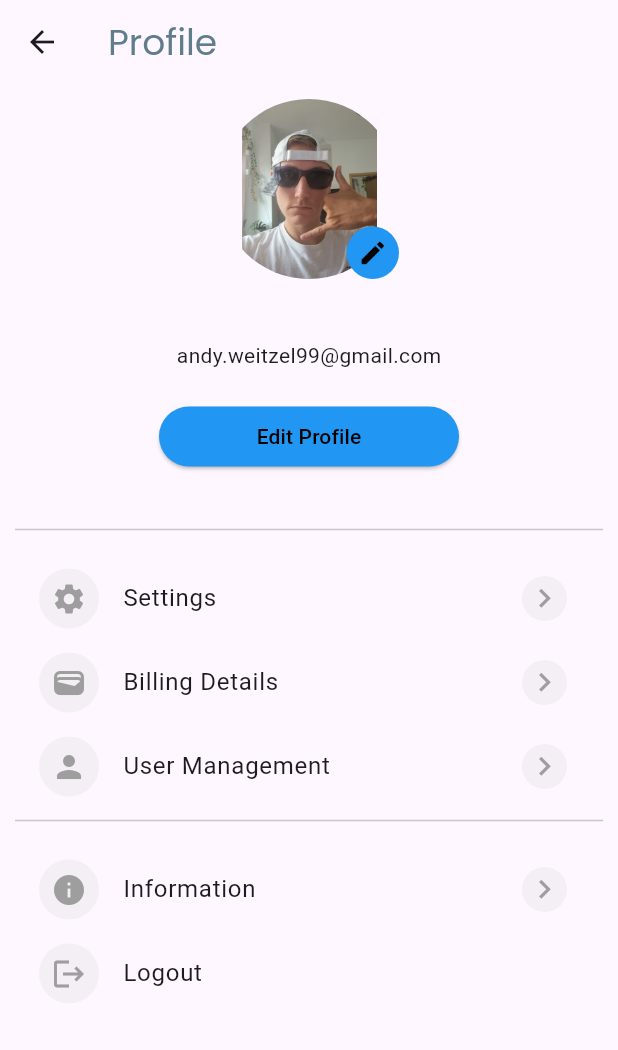
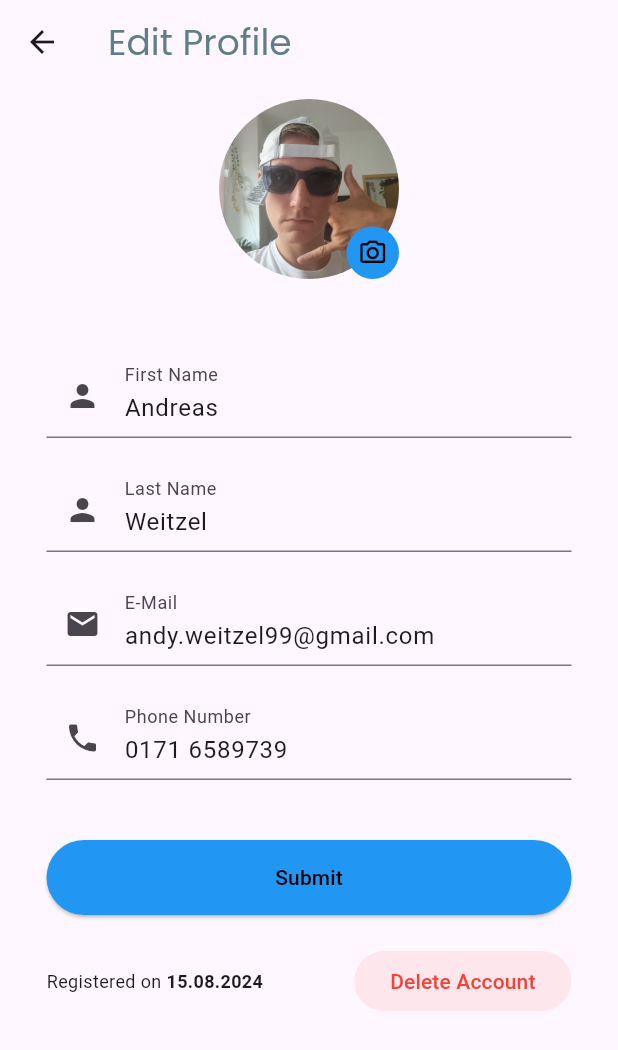
Before and after one commit to andiw99/App, a Flutter app: the ProfileScreen screen opened directly, after a tap on "Edit Profile", on a phone screen of 412 x 824 dp. Shown: the top 1050 px of the screen. Run offline on Flutter 3.47's test engine with Material 3 defaults, Android fonts, the light colour scheme and no system bars; our stand-ins replace drift, drift_flutter, google_fonts, top_snackbar_flutter, tuple; accounts and stored records are empty; generated files the repository leaves out were written again; network calls fail.

```diff
--- a/chatapp_frontend/lib/pages/profile.dart
+++ b/chatapp_frontend/lib/pages/profile.dart
@@ -1,6 +1,10 @@
 import 'package:chatapp_frontend/components/profilemenuwidget.dart';
 import 'package:chatapp_frontend/main.dart';
 import 'package:chatapp_frontend/pages/loginpage.dart';
+import 'package:chatapp_frontend/pages/registerpage.dart';
+import 'package:chatapp_frontend/pages/updatebiography.dart';
+import 'package:chatapp_frontend/pages/updategallery.dart';
+import 'package:chatapp_frontend/pages/updateprofile.dart';
 import 'package:chatapp_frontend/src/constants.dart';
 import 'package:flutter/material.dart';
 
@@ -31,20 +35,20 @@ class ProfileScreen extends StatelessWidget {
                     child: ClipRRect(
                         borderRadius: BorderRadius.circular(100), child:  Image.asset('assets/images/profile.png')),
                   ),
-                  Positioned(
-                    bottom: 0,
-                    right: 0,
-                    child: Container(
-                      width: 35,
-                      height: 35,
-                      decoration: BoxDecoration(borderRadius: BorderRadius.circular(100), color: primaryColor),
-                      child: const Icon(
-                        Icons.edit,
-                        color: Colors.black,
-                        size: 20,
-                      ),
-                    ),
-                  ),
+                  // Positioned(
+                  //   bottom: 0,
+                  //   right: 0,
+                  //   child: Container(
+                  //     width: 35,
+                  //     height: 35,
+                  //     decoration: BoxDecoration(borderRadius: BorderRadius.circular(100), color: primaryColor),
+                  //     child: const Icon(
+                  //       Icons.edit,
+                  //       color: Colors.black,
+                  //       size: 20,
+                  //     ),
+                  //   ),
+                  // ),
                 ],
               ),
               const SizedBox(height: 10),
@@ -57,7 +61,10 @@ class ProfileScreen extends StatelessWidget {
                 width: 200,
                 child: ElevatedButton(
                   onPressed: () {
-                    // TODO Navigate to editPage
+                   Navigator.push(
+                      context,
+                      MaterialPageRoute(builder: (context) => const UpdateProfileInfo()),
+                    );
                   },
                   style: ElevatedButton.styleFrom(
                       backgroundColor: primaryColor, side: BorderSide.none, shape: const StadiumBorder()),
@@ -69,11 +76,27 @@ class ProfileScreen extends StatelessWidget {
               const SizedBox(height: 10),
 
               /// -- MENU
-              ProfileMenuWidget(title: "Settings", icon: Icons.settings, onPress: () {}),
-              ProfileMenuWidget(title: "Billing Details", icon: Icons.wallet, onPress: () {}),
-              ProfileMenuWidget(title: "User Management", icon: Icons.person, onPress: () {}),
+              ProfileMenuWidget(title: "Profile Info", icon: Icons.person, onPress: () {
+                      Navigator.push(
+                      context,
+                      MaterialPageRoute(builder: (context) => const UpdateProfileInfo()),
+                    );
+              }),
+              ProfileMenuWidget(title: "Biography", icon: Icons.list, onPress: () {
+                      Navigator.push(
+                      context,
+                      MaterialPageRoute(builder: (context) => const UpdateBiography()),
+                    );
+              }),
+              ProfileMenuWidget(title: "Gallery", icon: Icons.photo_library_outlined, onPress: () {
+                      Navigator.push(
+                      context,
+                      MaterialPageRoute(builder: (context) => const UpdateGallery()),
+                    );
+              }),
               const Divider(),
               const SizedBox(height: 10),
+              ProfileMenuWidget(title: "Settings", icon: Icons.settings, onPress: () {}),
               ProfileMenuWidget(title: "Information", icon: Icons.info, onPress: () {}),
               ProfileMenuWidget(
                   title: "Logout",
--- a/chatapp_frontend/lib/pages/updateprofile.dart
+++ b/chatapp_frontend/lib/pages/updateprofile.dart
@@ -1,19 +1,19 @@
+import 'package:chatapp_frontend/src/constants.dart';
 import 'package:flutter/material.dart';
-/*
-class UpdateProfileScreen extends StatelessWidget {
-  const UpdateProfileScreen({Key? key}) : super(key: key);
+
+class UpdateProfileInfo extends StatelessWidget {
+  const UpdateProfileInfo({super.key});
 
   @override
   Widget build(BuildContext context) {
-    final controller = Get.put(ProfileController());
+    // final controller = Get.put(ProfileController());
     return Scaffold(
       appBar: AppBar(
-        leading: IconButton(onPressed: () => Get.back(), icon: const Icon(LineAwesomeIcons.angle_left)),
-        title: Text(tEditProfile, style: Theme.of(context).textTheme.headline4),
+        title: Text(editProfile, style: Theme.of(context).textTheme.headlineMedium),
       ),
       body: SingleChildScrollView(
         child: Container(
-          padding: const EdgeInsets.all(tDefaultSize),
+          padding: const EdgeInsets.all(defaultPadding),
           child: Column(
             children: [
               // -- IMAGE with ICON
@@ -24,7 +24,7 @@ class UpdateProfileScreen extends StatelessWidget {
                     height: 120,
                     child: ClipRRect(
                         borderRadius: BorderRadius.circular(100),
-                        child: const Image(image: AssetImage(tProfileImage))),
+                        child: const Image(image: AssetImage(profilePicturePath))),
                   ),
                   Positioned(
                     bottom: 0,
@@ -33,8 +33,8 @@ class UpdateProfileScreen extends StatelessWidget {
                       width: 35,
                       height: 35,
                       decoration:
-                      BoxDecoration(borderRadius: BorderRadius.circular(100), color: tPrimaryColor),
-                      child: const Icon(LineAwesomeIcons.camera, color: Colors.black, size: 20),
+                      BoxDecoration(borderRadius: BorderRadius.circular(100), color: primaryColor),
+                      child: const Icon(Icons.photo_camera_outlined, color: Colors.black, size: 20),
                     ),
                   ),
                 ],
@@ -42,48 +42,61 @@ class UpdateProfileScreen extends StatelessWidget {
               const SizedBox(height: 50),
 
               // -- Form Fields
-              Form(
+              Center(
+                child: ConstrainedBox(
+                    constraints: const BoxConstraints(maxWidth: formWidth),
+                    child: Form(
                     child: Column(
                       children: [
                         TextFormField(
+                          initialValue: firstName, // TODO replace initial values with actual values from DB (and or server?)
                           decoration: const InputDecoration(
-                          label: Text(tFullName), prefixIcon: Icon(LineAwesomeIcons.user)),
+                              label: Text(firstNameString), prefixIcon: Icon(Icons.person)),
                         ),
-                    const SizedBox(height: tFormHeight - 20),
+                        const SizedBox(height: formHeight),
                         TextFormField(
+                          initialValue: lastName,
                           decoration: const InputDecoration(
-                          label: Text(tEmail), prefixIcon: Icon(LineAwesomeIcons.envelope_1)),
+                              label: Text(lastNameString), prefixIcon: Icon(Icons.person)),
                         ),
-                    const SizedBox(height: tFormHeight - 20),
+                        const SizedBox(height: formHeight),
                         TextFormField(
+                          initialValue: email,
                           decoration: const InputDecoration(
-                          label: Text(tPhoneNo), prefixIcon: Icon(LineAwesomeIcons.phone)),
+                              label: Text(emailString), prefixIcon: Icon(Icons.email)),
                         ),
-                    const SizedBox(height: tFormHeight - 20),
+                        const SizedBox(height: formHeight),
                         TextFormField(
-                      obscureText: true,
-                      decoration: InputDecoration(
-                        label: const Text(tPassword),
-                        prefixIcon: const Icon(Icons.fingerprint),
-                        suffixIcon:
-                        IconButton(icon: const Icon(LineAwesomeIcons.eye_slash), onPressed: () {}),
+                          initialValue: phoneNumber,
+                          decoration: const InputDecoration(
+                              label: Text(phoneNumberString), prefixIcon: Icon(Icons.phone)),
                         ),
-                    ),
-                    const SizedBox(height: tFormHeight),
+                        const SizedBox(height: formHeight),
+                        // TextFormField(
+                        //   obscureText: true,
+                        //   decoration: InputDecoration(
+                        //     label: const Text(tPassword),
+                        //     prefixIcon: const Icon(Icons.fingerprint),
+                        //     suffixIcon:
+                        //     IconButton(icon: const Icon(LineAwesomeIcons.eye_slash), onPressed: () {}),
+                        //   ),
+                        // ),
+                        const SizedBox(height: formHeight),
 
                         // -- Form Submit Button
                         SizedBox(
+                          height: 50,
                           width: double.infinity,
                           child: ElevatedButton(
-                        onPressed: () => Get.to(() => const UpdateProfileScreen()),
+                            onPressed: () {},
                             style: ElevatedButton.styleFrom(
-                            backgroundColor: tPrimaryColor,
+                                backgroundColor: primaryColor,
                                 side: BorderSide.none,
                                 shape: const StadiumBorder()),
-                        child: const Text(tEditProfile, style: TextStyle(color: tDarkColor)),
+                            child: const Text(submitChanges, style: TextStyle(color: darkColor)),
                           ),
                         ),
-                    const SizedBox(height: tFormHeight),
+                        const SizedBox(height: formHeight),
 
                         // -- Created Date and Delete Button
                         Row(
@@ -91,11 +104,11 @@ class UpdateProfileScreen extends StatelessWidget {
                           children: [
                             const Text.rich(
                               TextSpan(
-                            text: tJoined,
+                                text: registeredOn,
                                 style: TextStyle(fontSize: 12),
                                 children: [
                                   TextSpan(
-                                  text: tJoinedAt,
+                                      text: registeredOnDate,
                                       style: TextStyle(fontWeight: FontWeight.bold, fontSize: 12))
                                 ],
                               ),
@@ -108,11 +121,13 @@ class UpdateProfileScreen extends StatelessWidget {
                                   foregroundColor: Colors.red,
                                   shape: const StadiumBorder(),
                                   side: BorderSide.none),
-                          child: const Text(tDelete),
+                              child: const Text(deleteAcc),
                             ),
                           ],
                         )
                       ],
+                    ),
+                  ),
                 ),
               ),
             ],
@@ -121,4 +136,4 @@ class UpdateProfileScreen extends StatelessWidget {
       ),
     );
   }
-} */
+}
--- a/chatapp_frontend/lib/src/constants.dart
+++ b/chatapp_frontend/lib/src/constants.dart
@@ -5,9 +5,24 @@ const baseURL = "http://192.168.178.96:8000";
 
 // Strings
 const String editProfile = "Edit Profile";
+const String editBiography = "Edit Biography";
+const String editGallery = "Edit Gallery";
 const String profile = "Profile";
 // const String username = "Andi";     // as long as we don't have a cache, we either use these or global variables
 const String email = "andy.weitzel99@gmail.com";
+const String firstName = "Andreas";
+const String lastName = "Weitzel";
+const String firstNameString = "First Name";
+const String lastNameString = "Last Name";
+const String emailString = "E-Mail";
+const String phoneNumberString = "Phone Number";
+const String phoneNumber = "0171 6589739";
+const String registeredOn = "Registered on ";
+const String registeredOnDate = "15.08.2024";
+const String deleteAcc = "Delete Account";
+const String submitChanges = "Submit";
+const String writeBiography = "Write Your Bio to make People laugh";
+const String myBiography = "Eichelkäse der so groß ist dass er auf mehrere Zeilen geschrieben werden muss, echt unfassbar";
 
 // Colors
 const primaryColor = Colors.blue;
@@ -16,6 +31,10 @@ const darkColor = Colors.black;
 
 // Sizes
 const defaultPadding = 10.0;
+const formHeight = 20.0;
+const formWidth = 350.0;
+const galleryImageHeight = 110.0;
+const galleryImageWidth = 110.0;
 
 // Assets
 const String profilePicturePath = "assets/images/profile.jpeg";
--- a/chatapp_frontend/pubspec.yaml
+++ b/chatapp_frontend/pubspec.yaml
@@ -41,6 +41,8 @@ dependencies:
   http: ^1.2.1
   top_snackbar_flutter: ^3.1.0
   google_fonts: ^6.2.1
+  drift: ^2.20.0
+  drift_flutter: ^0.2.0
 
 dev_dependencies:
   flutter_test:
@@ -51,7 +53,9 @@ dev_dependencies:
   # activated in the `analysis_options.yaml` file located at the root of your
   # package. See that file for information about deactivating specific lint
   # rules and activating additional ones.
-  flutter_lints: ^3.0.0
+  flutter_lints: ^4.0.0
+  drift_dev: ^2.20.0
+  build_runner: ^2.4.11
 
 # For information on the generic Dart part of this file, see the
 # following page: https://dart.dev/tools/pub/pubspec
```
Also changed, not shown: chatapp_frontend/lib/pages/updatebiography.dart (added, +75 -0 lines), chatapp_frontend/lib/pages/updategallery.dart (added, +95 -0 lines), chatapp_frontend/lib/src/database.dart (added, +55 -0 lines), chatapp_frontend/assets/images/profile.jpeg, chatapp_frontend/assets/images/profile3.jpeg (added), chatapp_frontend/lib/src/database.g.dart (added), chatapp_frontend/pubspec.lock, 7 other files. Lines whose indentation alone changed are shown as unchanged.
